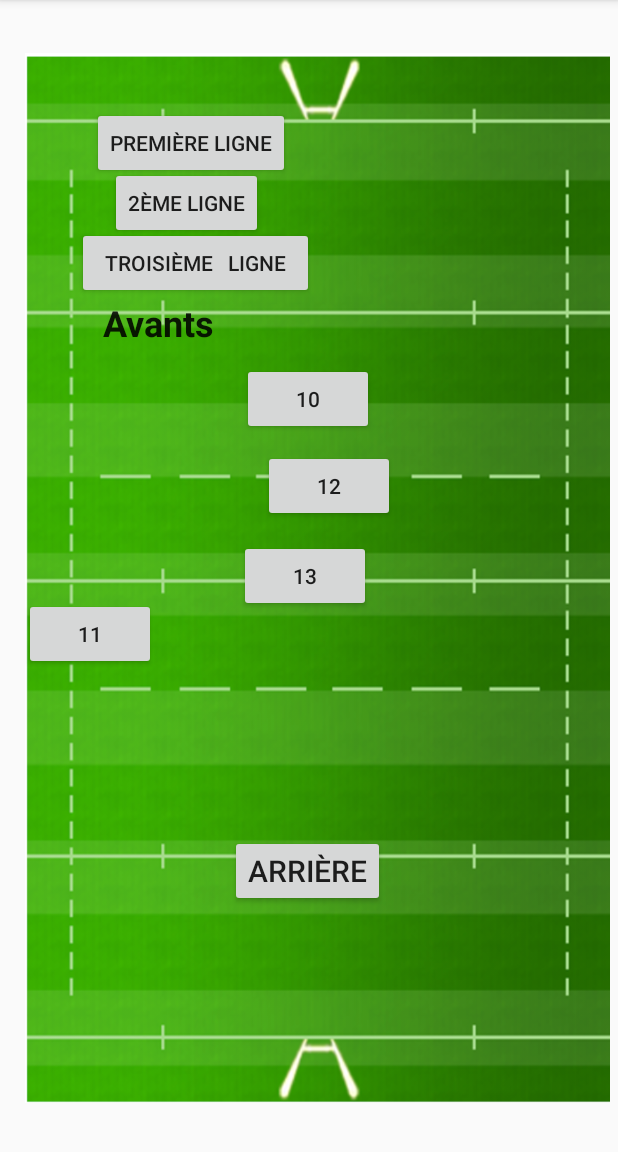
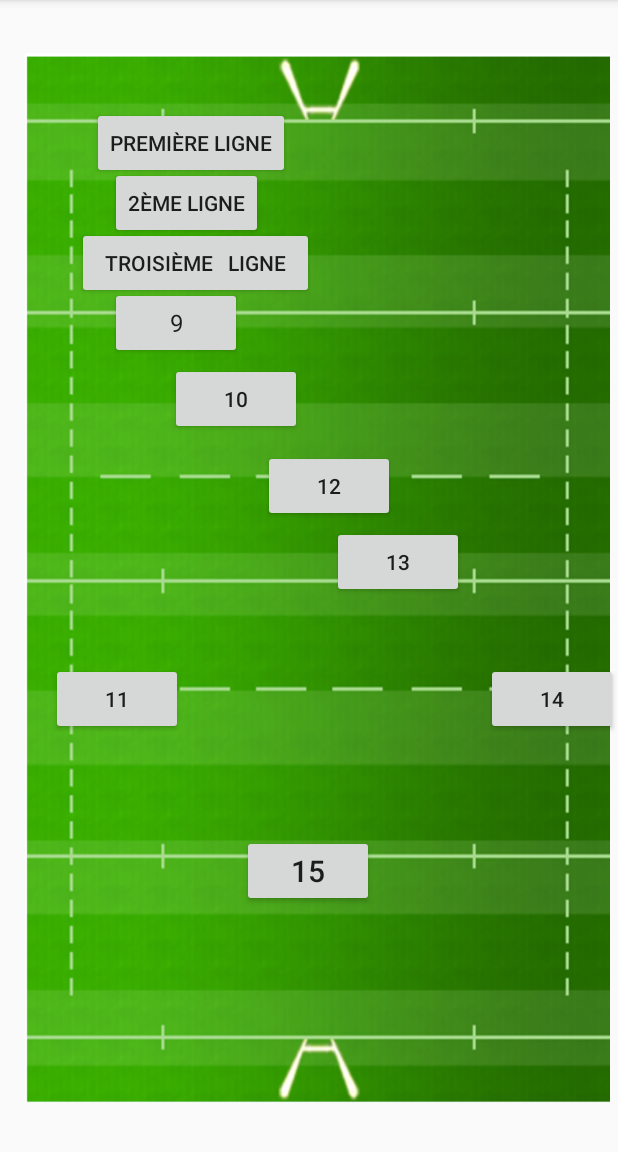
Before and after one commit to ETS-Android3/ApplicationSIAH_projetANDROID, an Android app: the menu_rugby screen opened directly, with no data from a screen before it, on a phone screen of 412 x 824 dp, the part 84-1236 px from its top. Run offline under Robolectric (Android 15) with nearby library versions, the phone set to English and light mode, and no system bars.

Commit message:
finalisation bouton arrieres rugby

```diff
--- a/app/src/main/java/com/example/applicationsiah/menu_rugby.java
+++ b/app/src/main/java/com/example/applicationsiah/menu_rugby.java
@@ -12,11 +12,73 @@ public class menu_rugby extends AppCompatActivity {
     protected void onCreate(Bundle savedInstanceState) {
         super.onCreate(savedInstanceState);
         setContentView(R.layout.activity_menu_rugby);
-        Button button_avant = (Button) findViewById(R.id.button_avant);
-        button_avant.setOnClickListener(new View.OnClickListener() {
+        Button button_9 = (Button) findViewById(R.id.button_10);
+        button_9.setOnClickListener(new View.OnClickListener() {
+
             @Override
             public void onClick(View view) {
-                visualiser_interface_conseil_sportif();
+                visualiser_exercices_specifiques_arrieres();
+            }
+
+
+        });
+
+        Button button_dix = (Button) findViewById(R.id.button_dix);
+        button_dix.setOnClickListener(new View.OnClickListener() {
+
+            @Override
+            public void onClick(View view) {
+                visualiser_exercices_specifiques_arrieres();
+            }
+
+
+        });
+        Button button_11 = (Button) findViewById(R.id.button_11);
+        button_11.setOnClickListener(new View.OnClickListener() {
+
+            @Override
+            public void onClick(View view) {
+                visualiser_exercices_specifiques_arrieres();
+            }
+
+
+        });
+        Button button_12 = (Button) findViewById(R.id.button_12);
+        button_12.setOnClickListener(new View.OnClickListener() {
+
+            @Override
+            public void onClick(View view) {
+                visualiser_exercices_specifiques_arrieres();
+            }
+
+
+        });
+        Button button_13 = (Button) findViewById(R.id.button_13);
+        button_13.setOnClickListener(new View.OnClickListener() {
+
+            @Override
+            public void onClick(View view) {
+                visualiser_exercices_specifiques_arrieres();
+            }
+
+
+        });
+        Button button_14 = (Button) findViewById(R.id.button_14);
+        button_14.setOnClickListener(new View.OnClickListener() {
+
+            @Override
+            public void onClick(View view) {
+                visualiser_exercices_specifiques_arrieres();
+            }
+
+
+        });
+        Button button_15 = (Button) findViewById(R.id.button_15);
+        button_15.setOnClickListener(new View.OnClickListener() {
+
+            @Override
+            public void onClick(View view) {
+                visualiser_exercices_specifiques_arrieres();
             }
 
 
@@ -24,8 +86,8 @@ public class menu_rugby extends AppCompatActivity {
 
     }
 
-    private void visualiser_interface_conseil_sportif() {
-        Intent intent = new Intent(this,interface_conseil_sportif.class);
+    private void visualiser_exercices_specifiques_arrieres() {
+        Intent intent = new Intent(this,exercices_specifiques_arrieres.class);
         startActivity(intent); //test
     }
 
--- a/app/src/main/res/layout/activity_interface_conseil_sportif.xml
+++ b/app/src/main/res/layout/activity_interface_conseil_sportif.xml
@@ -4,6 +4,7 @@
     xmlns:tools="http://schemas.android.com/tools"
     android:layout_width="match_parent"
     android:layout_height="match_parent"
+    android:background="@color/black"
     tools:context=".interface_conseil_sportif">
 
     <ImageView
--- a/app/src/main/res/layout/activity_menu_rugby.xml
+++ b/app/src/main/res/layout/activity_menu_rugby.xml
@@ -23,27 +23,26 @@
         app:srcCompat="@drawable/capture_d_cran_2022_02_28___22_40_49" />
 
     <Button
-        android:id="@+id/button_avant"
+        android:id="@+id/button_10"
         android:layout_width="wrap_content"
         android:layout_height="wrap_content"
         android:autoText="false"
-        android:background="#00FFFFFF"
-        android:text="Avants"
+        android:text="9"
         android:textAppearance="@style/TextAppearance.AppCompat.Large"
-        android:textSize="24sp"
-        android:textStyle="bold"
+        android:textSize="16sp"
+        android:textStyle="normal"
         app:layout_constraintBottom_toBottomOf="parent"
         app:layout_constraintEnd_toEndOf="parent"
-        app:layout_constraintHorizontal_bias="0.146"
+        app:layout_constraintHorizontal_bias="0.185"
         app:layout_constraintStart_toStartOf="@+id/imageTerrain"
         app:layout_constraintTop_toTopOf="parent"
         app:layout_constraintVertical_bias="0.266" />
 
     <Button
-        android:id="@+id/button_arrieres"
+        android:id="@+id/button_15"
         android:layout_width="wrap_content"
         android:layout_height="wrap_content"
-        android:text="Arrière"
+        android:text="15"
         android:textSize="20sp"
         app:layout_constraintBottom_toBottomOf="parent"
         app:layout_constraintEnd_toEndOf="@+id/imageTerrain"
@@ -89,18 +88,6 @@
         app:layout_constraintVertical_bias="0.21" />
 
     <Button
-        android:id="@+id/button_10"
-        android:layout_width="wrap_content"
-        android:layout_height="wrap_content"
-        android:text="10"
-        app:layout_constraintBottom_toBottomOf="parent"
-        app:layout_constraintEnd_toEndOf="parent"
-        app:layout_constraintHorizontal_bias="0.498"
-        app:layout_constraintStart_toStartOf="parent"
-        app:layout_constraintTop_toTopOf="parent"
-        app:layout_constraintVertical_bias="0.336" />
-
-    <Button
         android:id="@+id/button_12"
         android:layout_width="wrap_content"
         android:layout_height="wrap_content"
@@ -119,8 +106,10 @@
         android:text="13"
         app:layout_constraintBottom_toBottomOf="parent"
         app:layout_constraintEnd_toEndOf="@+id/imageTerrain"
+        app:layout_constraintHorizontal_bias="0.694"
         app:layout_constraintStart_toStartOf="parent"
-        app:layout_constraintTop_toTopOf="parent" />
+        app:layout_constraintTop_toTopOf="parent"
+        app:layout_constraintVertical_bias="0.487" />
 
     <Button
         android:id="@+id/button_11"
@@ -129,8 +118,32 @@
         android:text="11"
         app:layout_constraintBottom_toBottomOf="parent"
         app:layout_constraintEnd_toEndOf="parent"
-        app:layout_constraintHorizontal_bias="0.049"
+        app:layout_constraintHorizontal_bias="0.105"
         app:layout_constraintStart_toStartOf="parent"
         app:layout_constraintTop_toTopOf="parent"
-        app:layout_constraintVertical_bias="0.554" />
+        app:layout_constraintVertical_bias="0.614" />
+
+    <Button
+        android:id="@+id/button_14"
+        android:layout_width="wrap_content"
+        android:layout_height="wrap_content"
+        android:text="14"
+        app:layout_constraintBottom_toBottomOf="parent"
+        app:layout_constraintEnd_toEndOf="parent"
+        app:layout_constraintHorizontal_bias="1.0"
+        app:layout_constraintStart_toStartOf="parent"
+        app:layout_constraintTop_toTopOf="parent"
+        app:layout_constraintVertical_bias="0.614" />
+
+    <Button
+        android:id="@+id/button_dix"
+        android:layout_width="wrap_content"
+        android:layout_height="wrap_content"
+        android:text="10"
+        app:layout_constraintBottom_toBottomOf="parent"
+        app:layout_constraintEnd_toEndOf="@+id/imageTerrain"
+        app:layout_constraintHorizontal_bias="0.321"
+        app:layout_constraintStart_toStartOf="@+id/imageTerrain"
+        app:layout_constraintTop_toTopOf="parent"
+        app:layout_constraintVertical_bias="0.336" />
 </android.support.constraint.ConstraintLayout>
```
